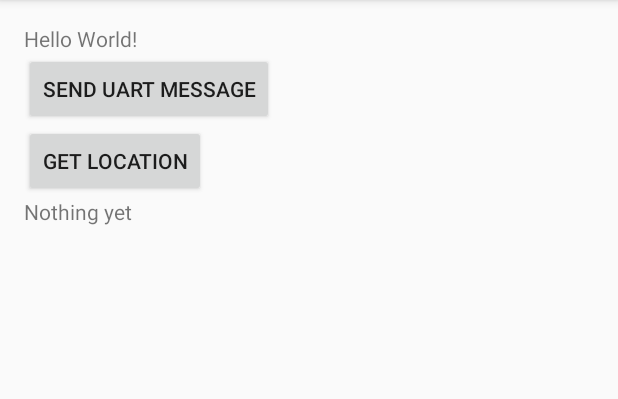
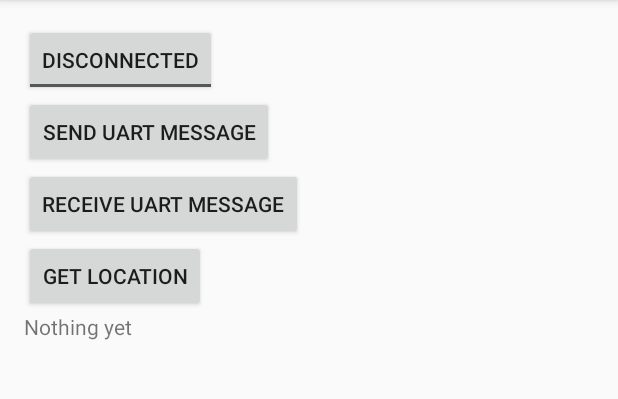
Before and after one commit to ameyakamat21/lorame, an Android app: the screen it shows after launch (MainActivity), on a phone screen of 412 x 824 dp, the part 84-483 px from its top. Run offline under Robolectric (Android 15) with nearby library versions, the light colour scheme and no system bars; 3 statements that could not run were skipped.

Commit message:
Added toggle button

```diff
--- a/Lorame-App/app/src/main/res/layout/activity_main.xml
+++ b/Lorame-App/app/src/main/res/layout/activity_main.xml
@@ -10,12 +10,12 @@
     android:paddingTop="@dimen/activity_vertical_margin"
     tools:context="com.cmu.ece.build18.firstapp.MainActivity">
 
-    <TextView
-        android:id="@+id/sometext"
+    <ToggleButton
+        android:textOn="Connected"
+        android:textOff="Disconnected"
         android:layout_width="wrap_content"
         android:layout_height="wrap_content"
-        android:text="Hello World!"
-        android:layout_alignParentTop="true" />
+        android:id="@+id/usb_switch" />
 
     <Button
         android:id="@+id/button_send"
@@ -23,10 +23,19 @@
         android:layout_height="wrap_content"
         android:text="Send uart message"
         android:onClick="sendUartMessage"
-        android:layout_below="@+id/sometext"
+        android:layout_below="@+id/usb_switch"
         android:layout_alignParentStart="true" />
 
-    <Button android:layout_below="@+id/button_send"
+    <Button
+        android:id="@+id/button_receive"
+        android:layout_width="wrap_content"
+        android:layout_height="wrap_content"
+        android:text="Receive uart message"
+        android:onClick="receiveUartMessage"
+        android:layout_below="@+id/button_send"
+        android:layout_alignParentStart="true" />
+
+    <Button android:layout_below="@+id/button_receive"
         android:id="@+id/get_location_btn"
         android:layout_width="wrap_content"
         android:layout_height="wrap_content"
```
Also changed, not shown: Lorame-App/app/src/main/java/com/cmu/ece/build18/firstapp/MainActivity.java (+95 -24 lines).
